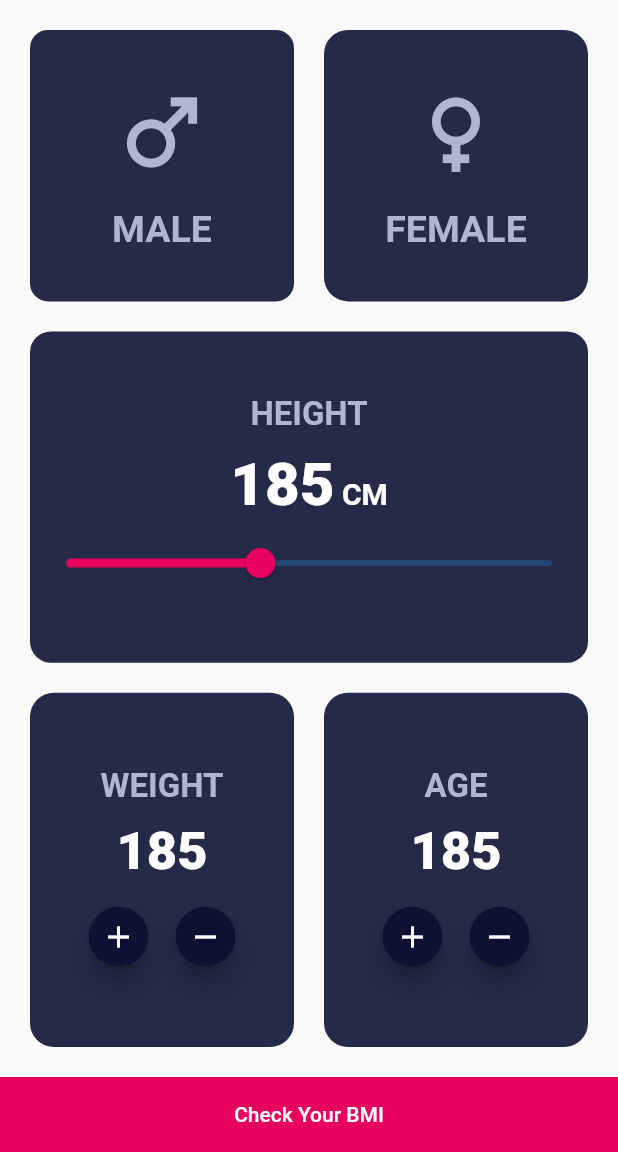
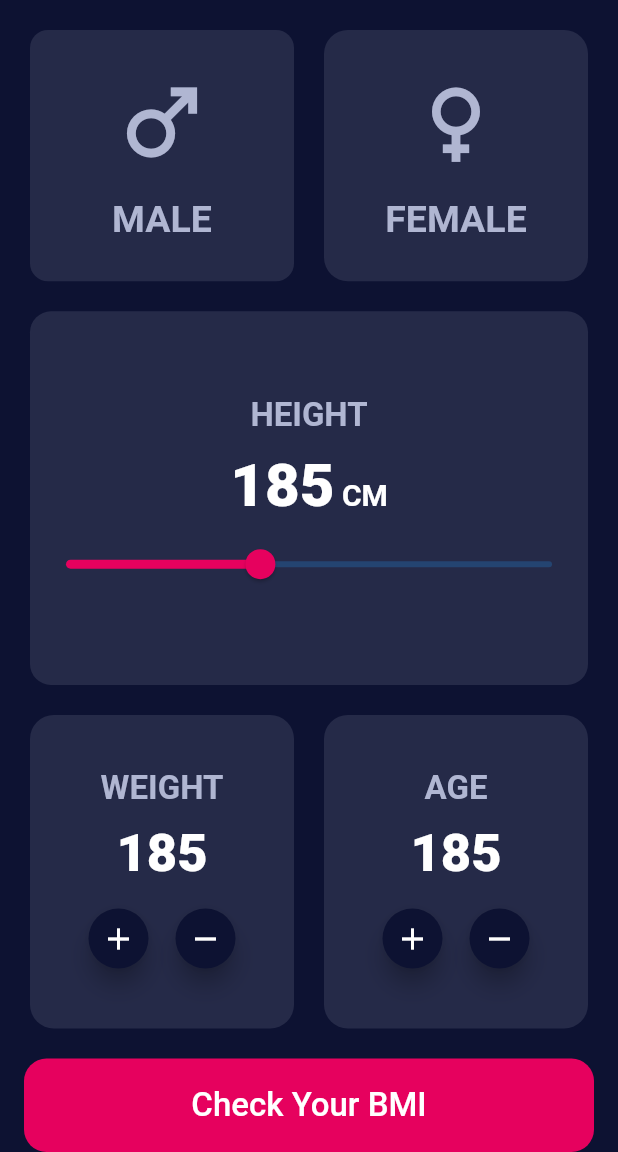
Before and after one commit to MustafaFawzy229/bmi_calculator, a Flutter app: the screen it shows after launch, on a phone screen of 412 x 824 dp, the part 84-1236 px from its top. Run offline on Flutter 3.47's test engine with Material 2 defaults, Android fonts, the phone set to English and light mode, and no system bars.

Commit message:
finish button ui

```diff
--- a/lib/views/home_screen_view.dart
+++ b/lib/views/home_screen_view.dart
@@ -14,7 +14,7 @@ class HomeScreen extends StatelessWidget {
       body: Column(
         children: [
           Expanded(
-            flex: 4,
+            flex: 10,
             child: Padding(
               padding: const EdgeInsets.all(20.0),
               child: Row(
@@ -83,7 +83,7 @@ class HomeScreen extends StatelessWidget {
             ),
           ),
           Expanded(
-            flex: 4,
+            flex: 12,
             child: Padding(
               padding: const EdgeInsets.symmetric(
                 horizontal: 20,
@@ -146,7 +146,7 @@ class HomeScreen extends StatelessWidget {
             ),
           ),
           Expanded(
-            flex: 5,
+            flex: 12,
             child: Padding(
               padding: const EdgeInsets.all(20.0),
               child: Row(
@@ -256,20 +256,36 @@ class HomeScreen extends StatelessWidget {
               ),
             ),
           ),
-          Container(
-            color: Color(0xffe6015e),
-            width: double.infinity,
-            child: MaterialButton(
-              onPressed: () {},
-              height: 50,
-              child: Text(
-                'Check Your BMI',
-                style: TextStyle(color: Colors.white),
+          Expanded(
+            flex: 3,
+            child: Padding(
+              padding: const EdgeInsets.symmetric(
+                horizontal: 16,
+              ),
+              child: ElevatedButton(
+                onPressed: () {},
+                style: ElevatedButton.styleFrom(
+                  elevation: 0,
+                  fixedSize: Size(MediaQuery.of(context).size.width,
+                      MediaQuery.of(context).size.height),
+                  backgroundColor: const Color(0xffe6015e),
+                  shape: RoundedRectangleBorder(
+                    borderRadius: BorderRadius.circular(15),
+                  ),
+                ),
+                child: const Text(
+                  "Check Your BMI",
+                  style: TextStyle(
+                      color: Colors.white,
+                      fontSize: 22,
+                      fontWeight: FontWeight.w500),
+                ),
               ),
             ),
           ),
         ],
       ),
+      backgroundColor: const Color(0xff0d1232),
     );
   }
 }
```
